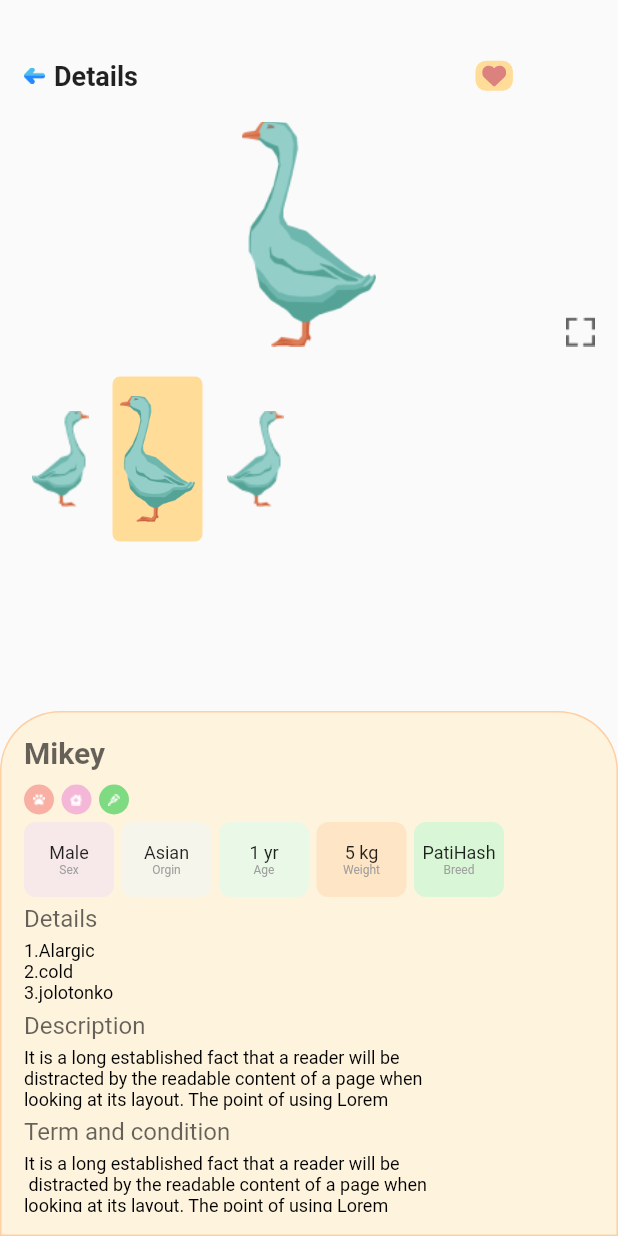
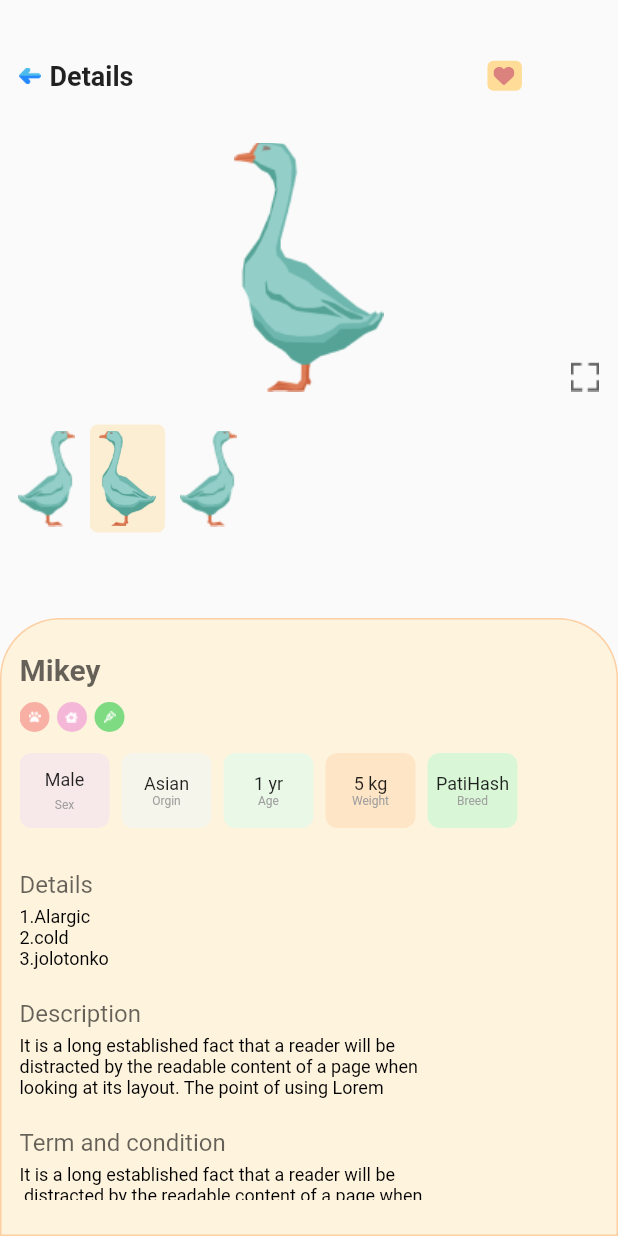
Before and after one commit to IshrakKhalil/Adopt-Box, a Flutter app: the screen it shows after launch, on a phone screen of 412 x 824 dp. Run offline on Flutter 3.47's test engine with Material 2 defaults, Android fonts, the phone set to English and light mode, and no system bars; our stand-ins replace flutter_svg.

Commit message:
Box Style

```diff
--- a/lib/details_screen.dart
+++ b/lib/details_screen.dart
@@ -14,8 +14,8 @@
         alignment: Alignment.bottomCenter,
         children: [
           Container(
-            width: double.maxFinite,
-            height: 350,
+            width: MediaQuery.of(context).size.width,
+            height: MediaQuery.of(context).size.height * 0.5,
             decoration: BoxDecoration(
               border: Border.all(
                 color: Color(0xffFECFA3),
@@ -27,7 +27,12 @@
               ),
             ),
             child: Padding(
-              padding: const EdgeInsets.all(15),
+              padding: const EdgeInsets.only(
+                top: 22,
+                left: 12,
+                right: 12,
+                bottom: 23,
+              ),
               child: SingleChildScrollView(
                 scrollDirection: Axis.vertical,
                 child: Column(
@@ -91,7 +96,7 @@
                       ],
                     ),
                     SizedBox(
-                      height: 5,
+                      height: 14,
                     ),
                     Row(
                       children: [
@@ -111,6 +116,9 @@
                                   fontSize: 12,
                                 ),
                               ),
+                              SizedBox(
+                                height: 5,
+                              ),
                               Text(
                                 "Sex",
                                 style: TextStyle(
@@ -122,7 +130,7 @@
                           ),
                         ),
                         SizedBox(
-                          width: 5,
+                          width: 8,
                         ),
                         Container(
                           width: 60,
@@ -149,7 +157,7 @@
                           ),
                         ),
                         SizedBox(
-                          width: 5,
+                          width: 8,
                         ),
                         Container(
                           width: 60,
@@ -176,7 +184,7 @@
                           ),
                         ),
                         SizedBox(
-                          width: 5,
+                          width: 8,
                         ),
                         Container(
                           width: 60,
@@ -205,7 +213,7 @@
                           ),
                         ),
                         SizedBox(
-                          width: 5,
+                          width: 8,
                         ),
                         Container(
                           width: 60,
@@ -236,7 +244,7 @@
                       ],
                     ),
                     SizedBox(
-                      height: 5,
+                      height: 28,
                     ),
                     Text(
                       "Details",
@@ -258,7 +266,7 @@
                       ),
                     ),
                     SizedBox(
-                      height: 5,
+                      height: 20,
                     ),
                     Text(
                       "Description",
@@ -280,7 +288,7 @@
                       ),
                     ),
                     SizedBox(
-                      height: 5,
+                      height: 20,
                     ),
                     Text(
                       "Term and condition",
@@ -302,11 +310,11 @@
                       ),
                     ),
                     SizedBox(
-                      height: 10,
+                      height: 20,
                     ),
                     Container(
                       height: 50,
-                      width: 324,
+                      width: MediaQuery.of(context).size.width,
                       decoration: BoxDecoration(
                         borderRadius: BorderRadius.circular(7),
                         color: Color(0xffFFDD99),
@@ -329,7 +337,11 @@
             ),
           ),
           Padding(
-            padding: const EdgeInsets.only(top: 40, left: 15, right: 15),
+            padding: const EdgeInsets.only(
+              top: 40,
+              left: 12,
+              right: 12,
+            ),
             child: Column(
               crossAxisAlignment: CrossAxisAlignment.start,
               children: [
@@ -347,21 +359,26 @@
                       "Details",
                       style: TextStyle(
                         fontSize: 18,
-                        fontWeight: FontWeight.bold,
+                        fontWeight: FontWeight.w700,
                       ),
                     ),
                     SizedBox(
-                      width: 225,
+                      width: 236,
                     ),
                     Container(
                       height: 20,
-                      width: 25,
+                      width: 23,
                       decoration: BoxDecoration(
                         color: Color(0xffFFDD99),
-                        borderRadius: BorderRadius.circular(7),
+                        borderRadius: BorderRadius.circular(4),
                       ),
                       child: Padding(
-                        padding: const EdgeInsets.all(2.0),
+                        padding: const EdgeInsets.only(
+                          top: 3,
+                          bottom: 3,
+                          left: 4,
+                          right: 5,
+                        ),
                         child: SvgPicture.asset(
                           "assets/icon/heart.svg",
                         ),
@@ -370,7 +387,7 @@
                   ],
                 ),
                 SizedBox(
-                  height: 20,
+                  height: 34,
                 ),
                 Stack(
                   alignment: Alignment.bottomRight,
@@ -384,34 +401,37 @@
                       child: Image.asset(
                         "assets/icon/Duck 1.png",
                         width: 100,
-                        height: 150,
+                        height: 166,
                       ),
                     ),
                   ],
                 ),
                 SizedBox(
-                  height: 20,
+                  height: 22,
                 ),
                 Row(
                   children: [
                     Image.asset(
                       "assets/icon/Duck 2.png",
-                      width: 50,
-                      height: 100,
+                      width: 38,
+                      height: 64,
                     ),
                     SizedBox(
                       width: 10,
                     ),
                     Container(
-                      padding: EdgeInsets.all(5),
+                      padding: EdgeInsets.symmetric(
+                        horizontal: 6,
+                        vertical: 4,
+                      ),
                       decoration: BoxDecoration(
-                        color: Color(0xffFFDD99),
+                        color: Color(0xffFFDD99).withOpacity(.4),
                         borderRadius: BorderRadius.circular(5),
                       ),
                       child: Image.asset(
                         "assets/icon/Duck 1.png",
-                        width: 50,
-                        height: 100,
+                        width: 38,
+                        height: 64,
                       ),
                     ),
                     SizedBox(
@@ -419,13 +439,10 @@
                     ),
                     Image.asset(
                       "assets/icon/Duck 2.png",
-                      width: 50,
-                      height: 100,
+                      width: 38,
+                      height: 64,
                     ),
                   ],
-                ),
-                SizedBox(
-                  height: 20,
                 ),
               ],
             ),
```
